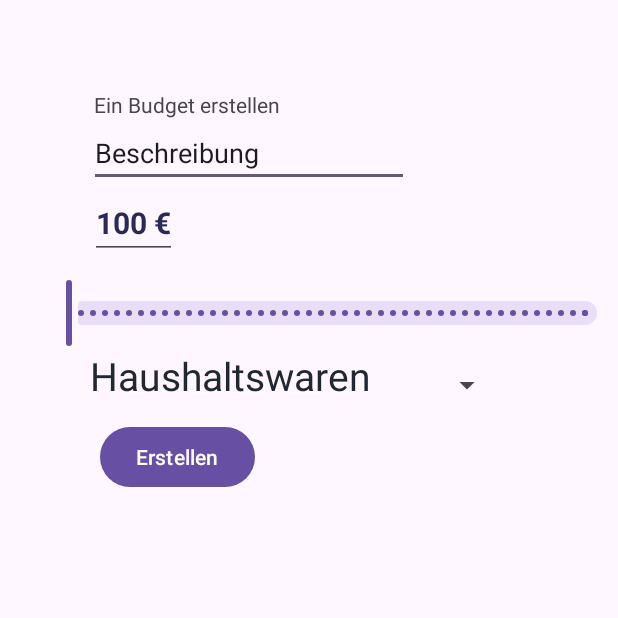
After one commit to Falkenhorst14/BudgetHeld, an Android app: the Budget screen opened directly, with no data from a screen before it, on a phone screen of 412 x 824 dp, the top half of it. The commit adds this screen. Run offline under Robolectric (Android 15) with nearby library versions, the phone set to English and light mode, and no system bars.

Commit message:
Budget-UI fertig, Budget-Slider und Spinner mit Kategorien

```diff
--- a/app/build.gradle.kts
+++ b/app/build.gradle.kts
@@ -29,6 +29,9 @@
         sourceCompatibility = JavaVersion.VERSION_1_8
         targetCompatibility = JavaVersion.VERSION_1_8
     }
+    buildFeatures {
+        viewBinding = true
+    }
 }
 
 dependencies {
@@ -37,6 +40,8 @@
     implementation(libs.material)
     implementation(libs.activity)
     implementation(libs.constraintlayout)
+    implementation(libs.navigation.fragment)
+    implementation(libs.navigation.ui)
     testImplementation(libs.junit)
     androidTestImplementation(libs.ext.junit)
     androidTestImplementation(libs.espresso.core)
--- /dev/null
+++ b/app/src/main/java/com/example/budgetheld/Budget.java
@@ -0,0 +1,95 @@
+package com.example.budgetheld;
+
+import android.os.Bundle;
+import android.view.View;
+import android.widget.AdapterView;
+import android.widget.ArrayAdapter;
+import android.widget.Button;
+import android.widget.EditText;
+import android.widget.Spinner;
+import android.widget.TextView;
+import android.widget.Toast;
+
+import androidx.activity.EdgeToEdge;
+import androidx.annotation.NonNull;
+import androidx.appcompat.app.AppCompatActivity;
+import androidx.core.graphics.Insets;
+import androidx.core.view.ViewCompat;
+import androidx.core.view.WindowInsetsCompat;
+
+import com.google.android.material.slider.Slider;
+
+public class Budget extends AppCompatActivity implements AdapterView.OnItemSelectedListener {
+
+    private TextView tvBudgetErstellen;
+    private EditText edtBeschreibung;
+    private EditText edtBudgetHoehe;
+    private Slider sldBudgetHoehe;
+    private Button btnErstellen;
+    private Spinner spnKategorie;
+
+
+
+    @Override
+    protected void onCreate(Bundle savedInstanceState) {
+        super.onCreate(savedInstanceState);
+        EdgeToEdge.enable(this);
+        setContentView(R.layout.activity_budget);
+        ViewCompat.setOnApplyWindowInsetsListener(findViewById(R.id.main), (v, insets) -> {
+            Insets systemBars = insets.getInsets(WindowInsetsCompat.Type.systemBars());
+            v.setPadding(systemBars.left, systemBars.top, systemBars.right, systemBars.bottom);
+            return insets;
+        });
+
+        tvBudgetErstellen = findViewById(R.id.tvBudget);
+        edtBeschreibung = findViewById(R.id.edtBeschreibung);
+        edtBudgetHoehe = findViewById(R.id.edtBudgetHoehe);
+        sldBudgetHoehe = findViewById(R.id.sldBudgetHoeheSlider);
+        btnErstellen = findViewById(R.id.btnErstellen);
+        spnKategorie = findViewById(R.id.spnKategorie);
+
+
+        String[] items = new String[]{"Haushaltswaren", "Elektronik", "Außergewöhnliches", "Sonstiges"};
+        ArrayAdapter<String> adapter = new ArrayAdapter<>(this, R.layout.spinner_item, items);
+
+
+        spnKategorie.setAdapter(adapter);
+
+        spnKategorie.setOnItemSelectedListener(this);
+
+        sldBudgetHoehe.addOnChangeListener(new Slider.OnChangeListener() {
+            @Override
+            public void onValueChange(@NonNull Slider slider, float value, boolean fromUser) {
+                edtBudgetHoehe.setText(String.valueOf(value) + " €");
+            }
+        });
+
+        }
+
+        @Override
+    public void onItemSelected(AdapterView<?> parent, View view, int position, long id) {
+        String choice = parent.getItemAtPosition(position).toString();
+        switch (choice) {
+            case "Haushaltswaren":
+
+                break;
+            case "Elektronik":
+
+                break;
+            case "Außergewöhnliches":
+
+                break;
+            case "Sonstiges":
+
+                break;
+            default:
+
+                break;
+        }
+    }
+
+    @Override
+    public void onNothingSelected(AdapterView<?> parent) {
+
+    }
+}
--- /dev/null
+++ b/app/src/main/res/drawable/ic_slider.xml
@@ -0,0 +1,7 @@
+<?xml version="1.0" encoding="utf-8"?>
+    <vector android:autoMirrored="true" android:height="54dp"
+        android:viewportHeight="54" android:viewportWidth="54"
+        android:width="54dp" xmlns:android="http://schemas.android.com/apk/res/android">
+        <path android:fillColor="#e43895" android:pathData="M22,9L32,9A10,10 0,0 1,42 19L42,29A10,10 0,0 1,32 39L22,39A10,10 0,0 1,12 29L12,19A10,10 0,0 1,22 9z"/>
+        <path android:fillColor="#80c70875" android:pathData="M24,19L30,19A2,2 0,0 1,32 21L32,27A2,2 0,0 1,30 29L24,29A2,2 0,0 1,22 27L22,21A2,2 0,0 1,24 19z"/>
+    </vector>
--- /dev/null
+++ b/app/src/main/res/layout/activity_budget.xml
@@ -0,0 +1,93 @@
+<?xml version="1.0" encoding="utf-8"?>
+<androidx.constraintlayout.widget.ConstraintLayout xmlns:android="http://schemas.android.com/apk/res/android"
+    xmlns:app="http://schemas.android.com/apk/res-auto"
+    xmlns:tools="http://schemas.android.com/tools"
+    android:id="@+id/main"
+    android:layout_width="match_parent"
+    android:layout_height="match_parent"
+    tools:context=".Budget">
+
+    <TextView
+        android:id="@+id/tvBudget"
+        android:layout_width="wrap_content"
+        android:layout_height="wrap_content"
+        android:layout_marginStart="60dp"
+        android:layout_marginTop="60dp"
+        android:layout_marginEnd="223dp"
+        android:text="Ein Budget erstellen"
+        app:layout_constraintBottom_toTopOf="@+id/edtBeschreibung"
+        app:layout_constraintEnd_toEndOf="parent"
+        app:layout_constraintStart_toStartOf="parent"
+        app:layout_constraintTop_toTopOf="parent" />
+
+    <EditText
+        android:id="@+id/edtBeschreibung"
+        android:layout_width="wrap_content"
+        android:layout_height="wrap_content"
+        android:layout_marginStart="60dp"
+        android:layout_marginEnd="140dp"
+        android:ems="10"
+        android:inputType="text"
+        android:text="Beschreibung"
+        app:layout_constraintEnd_toEndOf="parent"
+        app:layout_constraintStart_toStartOf="parent"
+        app:layout_constraintTop_toBottomOf="@+id/tvBudget" />
+
+    <EditText
+        android:id="@+id/edtBudgetHoehe"
+        android:layout_width="wrap_content"
+        android:layout_height="wrap_content"
+        android:layout_marginStart="60dp"
+        android:textColor="#2a2957"
+        android:textSize="20sp"
+        android:textStyle="bold"
+        app:layout_constraintStart_toStartOf="parent"
+        app:layout_constraintTop_toBottomOf="@id/edtBeschreibung"
+        android:text="100 €"
+        android:autofillHints="Budget"/>
+
+
+    <com.google.android.material.slider.Slider
+        android:id="@+id/sldBudgetHoeheSlider"
+        android:layout_width="match_parent"
+        android:layout_height="wrap_content"
+        android:layout_marginTop="12dp"
+        android:layout_marginStart="24dp"
+        android:stepSize="1.0"
+        android:valueFrom="1"
+        android:valueTo="10000"
+        android:progressBackgroundTint="@color/black"
+        android:splitTrack="false"
+        android:thumb="@drawable/ic_slider"
+        app:layout_constraintEnd_toEndOf="parent"
+        app:layout_constraintStart_toStartOf="parent"
+        app:layout_constraintTop_toBottomOf="@+id/edtBudgetHoehe"
+        app:layout_constraintBottom_toTopOf="@+id/spnKategorie"
+        android:contentDescription="Höhe des Budgets"/>
+
+    <Spinner
+        android:id="@+id/spnKategorie"
+        android:layout_width="wrap_content"
+        android:layout_height="48dp"
+        android:layout_marginStart="60dp"
+        app:layout_constraintHorizontal_bias="0.000"
+        android:spinnerMode="dropdown"
+        app:layout_constraintBottom_toTopOf="@+id/btnErstellen"
+        app:layout_constraintEnd_toEndOf="parent"
+        app:layout_constraintStart_toStartOf="parent"
+        app:layout_constraintTop_toBottomOf="@+id/sldBudgetHoeheSlider" />
+
+    <Button
+        android:id="@+id/btnErstellen"
+        android:layout_width="wrap_content"
+        android:layout_height="wrap_content"
+        android:layout_marginStart="66dp"
+        android:layout_marginEnd="241dp"
+        android:layout_marginBottom="468dp"
+        android:text="Erstellen"
+        app:layout_constraintTop_toBottomOf="@+id/spnKategorie"
+        app:layout_constraintEnd_toEndOf="parent"
+        app:layout_constraintStart_toStartOf="parent" />
+
+
+</androidx.constraintlayout.widget.ConstraintLayout>
--- /dev/null
+++ b/app/src/main/res/layout/spinner_item.xml
@@ -0,0 +1,7 @@
+<?xml version="1.0" encoding="utf-8"?>
+<TextView xmlns:android="http://schemas.android.com/apk/res/android"
+    android:id="@android:id/text1"
+    android:layout_width="match_parent"
+    android:layout_height="match_parent"
+    android:textColor="#222831"
+    android:textSize="26sp" />
--- /dev/null
+++ b/app/src/main/res/values-land/dimens.xml
@@ -0,0 +1,3 @@
+<resources>
+      <dimen name="fab_margin">48dp</dimen>
+   </resources>
--- /dev/null
+++ b/app/src/main/res/values-v23/themes.xml
@@ -0,0 +1,8 @@
+<resources xmlns:tools="http://schemas.android.com/tools">
+  <style name="Theme.BudgetHeld" parent="Base.Theme.BudgetHeld">
+    <!-- Transparent system bars for edge-to-edge. -->
+    <item name="android:navigationBarColor">@android:color/transparent</item>
+    <item name="android:statusBarColor">@android:color/transparent</item>
+    <item name="android:windowLightStatusBar">?attr/isLightTheme</item>
+  </style>
+</resources>
--- /dev/null
+++ b/app/src/main/res/values-w1240dp/dimens.xml
@@ -0,0 +1,3 @@
+<resources>
+      <dimen name="fab_margin">200dp</dimen>
+   </resources>
--- /dev/null
+++ b/app/src/main/res/values-w600dp/dimens.xml
@@ -0,0 +1,3 @@
+<resources>
+      <dimen name="fab_margin">48dp</dimen>
+   </resources>
--- /dev/null
+++ b/app/src/main/res/values/dimens.xml
@@ -0,0 +1,3 @@
+<resources>
+      <dimen name="fab_margin">16dp</dimen>
+   </resources>
--- a/gradle/libs.versions.toml
+++ b/gradle/libs.versions.toml
@@ -7,6 +7,8 @@
 material = "1.10.0"
 activity = "1.8.0"
 constraintlayout = "2.1.4"
+navigationFragment = "2.6.0"
+navigationUi = "2.6.0"
 
 [libraries]
 junit = { group = "junit", name = "junit", version.ref = "junit" }
@@ -16,6 +18,8 @@
 material = { group = "com.google.android.material", name = "material", version.ref = "material" }
 activity = { group = "androidx.activity", name = "activity", version.ref = "activity" }
 constraintlayout = { group = "androidx.constraintlayout", name = "constraintlayout", version.ref = "constraintlayout" }
+navigation-fragment = { group = "androidx.navigation", name = "navigation-fragment", version.ref = "navigationFragment" }
+navigation-ui = { group = "androidx.navigation", name = "navigation-ui", version.ref = "navigationUi" }
 
 [plugins]
 android-application = { id = "com.android.application", version.ref = "agp" }
```
Also changed, not shown: app/src/main/AndroidManifest.xml (+7 -0 lines), app/src/main/java/com/example/budgetheld/MainActivity.java (+18 -1 lines), app/src/main/res/layout/activity_main.xml (+15 -1 lines), app/src/main/res/navigation/nav_graph.xml (added, +28 -0 lines), app/src/main/res/values/strings.xml (+42 -0 lines).
